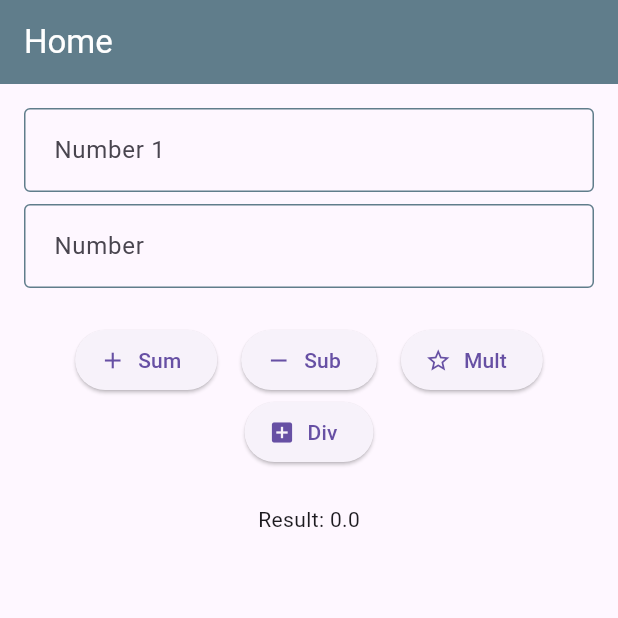
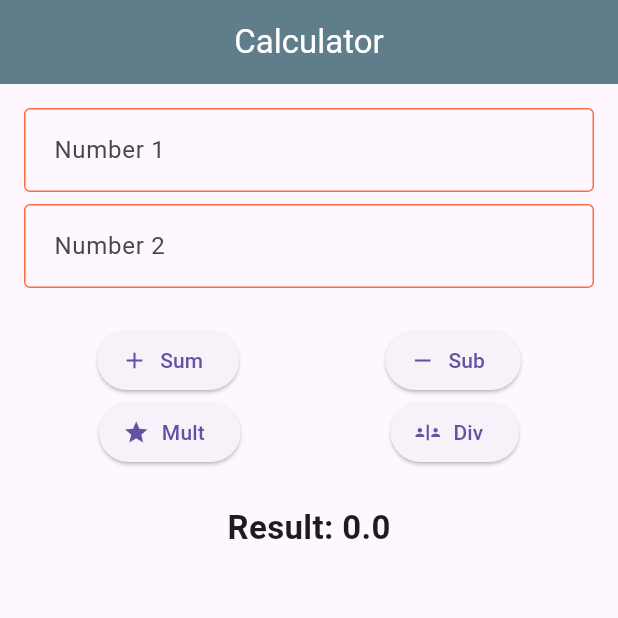
Before and after one commit to SohelRana-CSE/calculator, a Flutter app: the screen it shows after launch, after a tap on "Sum", on a phone screen of 412 x 824 dp, the top half of it. Run offline on Flutter 3.47's test engine with Material 3 defaults, Android fonts, the phone set to English and light mode, and no system bars.

Commit message:
final commit

```diff
--- a/lib/home_screen.dart
+++ b/lib/home_screen.dart
@@ -8,121 +8,136 @@ class HomeScreen extends StatefulWidget {
 }
 
 class _HomeScreenState extends State<HomeScreen> {
-  final TextEditingController _numoneTEcontroller = TextEditingController();
-  final TextEditingController _numtwoTEcontroller = TextEditingController();
-  double _result= 0.0;
+  final TextEditingController _numOneTEcontroller = TextEditingController();
+  final TextEditingController _numTwoTEcontroller = TextEditingController();
+  double _result = 0.0;
 
   @override
   Widget build(BuildContext context) {
     return Scaffold(
       appBar: AppBar(
-        title: const Text('Home'),
-        //backgroundColor: Colors.blueGrey,
+        title: Center(child: const Text('Calculator')),
       ),
+
       body: Padding(
         padding: const EdgeInsets.all(16.0),
+        child: Center(
           child: Column(
             children: [
               TextField(
-              controller: _numoneTEcontroller,
+                controller: _numOneTEcontroller,
                 decoration: const InputDecoration(
                   hintText: 'Number 1',
-                label: Text('Number 1'),
+                  labelText: 'Number 1',
                 ),
                 keyboardType: TextInputType.number,
               ),
-            const SizedBox(height: 8,),
+              const SizedBox(
+                height: 8,
+              ),
               TextField(
-              controller: _numtwoTEcontroller,
+                controller: _numTwoTEcontroller,
                 decoration: const InputDecoration(
                   hintText: 'Number 2',
-                label: Text('Number '),
-
+                  labelText: 'Number 2'
                 ),
                 keyboardType: TextInputType.number,
               ),
+
+
               const SizedBox(height: 24,),
+
+
               Wrap(
                 spacing: 16,
                 alignment: WrapAlignment.center,
                 children: [
-                ElevatedButton.icon(onPressed: (){
-                  _add();
-                }, icon:
-                const Icon(Icons.add),
-                  label: const Text('Sum'),),
-
-                ElevatedButton.icon(onPressed: (){
-                  _sub();
-                }, icon:
-                const Icon(Icons.remove),
-                  label: const Text('Sub'),),
-
-                ElevatedButton.icon(onPressed: (){
-                  _mult();
-                }, icon:
-                const Icon(Icons.star_border_outlined),
-                  label: const Text('Mult'),),
-
-                ElevatedButton.icon(onPressed: (){
-                  _div();
-                }, icon:
-                const Icon(Icons.add_box),
-                  label: const Text('Div'),),
-
+                  Row(
+                    mainAxisAlignment: MainAxisAlignment.spaceAround,
+                    children: [
+                      ElevatedButton.icon(
+                        onPressed: _add,
+                        icon: const Icon(Icons.add),
+                        label: const Text('Sum'),
+                      ),
+                      ElevatedButton.icon(
+                        onPressed: _sub,
+                        icon: const Icon(Icons.remove),
+                        label: const Text('Sub'),
+                      ),
                     ],
                   ),
-            const SizedBox(height: 24,),
-            Text('Result: $_result')
-
+                  Row(
+                    mainAxisAlignment: MainAxisAlignment.spaceAround,
+                    children: [
+                      ElevatedButton.icon(
+                        // onPressed: () {
+                        //   _mult();
+                        // },
+                        onPressed: _mult,
+                        icon: const Icon(Icons.star),
+                        label: const Text('Mult'),
+                      ),
+                      ElevatedButton.icon(
+                        onPressed: _div,
+                        icon: const Icon(Icons.safety_divider),
+                        label: const Text('Div'),
+                      ),
                     ],
+                  ),
+                ],
+              ),
+              const SizedBox(
+                height: 24,
+              ),
+              Text('Result: $_result', style: TextStyle(fontWeight: FontWeight.bold, fontSize: 22),)
+            ],
+          ),
         ),
       ),
     );
   }
 
-  void _add(){
-    double numberOne= double.tryParse(_numoneTEcontroller.text) ?? 0;
-    double numberTwo= double.tryParse(_numtwoTEcontroller.text) ?? 0;
+  void _add() {
+    double numberOne = double.tryParse(_numOneTEcontroller.text) ?? 0;
+    double numberTwo = double.tryParse(_numTwoTEcontroller.text) ?? 0;
 
-    _result= numberOne+numberTwo;
-    setState(() {
-
-    });
-  }
-  void _sub(){
-    double numberOne= double.tryParse(_numoneTEcontroller.text) ?? 0;
-    double numberTwo= double.tryParse(_numtwoTEcontroller.text) ?? 0;
-
-    _result= numberOne-numberTwo;
-    setState(() {
-
-    });
-  }
-  void _mult(){
-    double numberOne= double.tryParse(_numoneTEcontroller.text) ?? 0;
-    double numberTwo= double.tryParse(_numtwoTEcontroller.text) ?? 0;
-
-    _result= numberOne*numberTwo;
-    setState(() {
-
-    });
-  }
-  void _div(){
-    double numberOne= double.tryParse(_numoneTEcontroller.text) ?? 0;
-    double numberTwo= double.tryParse(_numtwoTEcontroller.text) ?? 0;
-
-    _result= numberOne/numberTwo;
-    setState(() {
-
-    });
+    _result = numberOne + numberTwo;
+    setState(() {});
   }
 
+  void _sub() {
+    double numberOne = double.tryParse(_numOneTEcontroller.text) ?? 0;
+    double numberTwo = double.tryParse(_numTwoTEcontroller.text) ?? 0;
+
+    _result = numberOne - numberTwo;
+    setState(() {});
+  }
+
+  void _mult() {
+    double numberOne = double.tryParse(_numOneTEcontroller.text) ?? 0;
+    double numberTwo = double.tryParse(_numTwoTEcontroller.text) ?? 0;
+
+    _result = numberOne * numberTwo;
+    setState(() {});
+  }
+
+  void _div() {
+    double numberOne = double.tryParse(_numOneTEcontroller.text) ?? 0;
+    double numberTwo = double.tryParse(_numTwoTEcontroller.text) ?? 0;
+
+    //this is use when we need to clear the input from the textField
+    // _numOneTEcontroller.clear();
+    // _numTwoTEcontroller.clear();
+
+    _result = numberOne / numberTwo;
+    setState(() {});
+  }
 
   @override
   void dispose() {
-    _numoneTEcontroller.dispose();
-    _numtwoTEcontroller.dispose();
+    _numOneTEcontroller.dispose();
+    _numTwoTEcontroller.dispose();
     // TODO: implement dispose
     super.dispose();
   }
--- a/lib/main.dart
+++ b/lib/main.dart
@@ -24,11 +24,11 @@ class CalculatorApp extends StatelessWidget {
                   borderSide: BorderSide(color: Colors.blueGrey)
               ),
               focusedBorder: OutlineInputBorder(
-                  borderSide: BorderSide(color: Colors.blueGrey)
+                  borderSide: BorderSide(color: Colors.blue)
 
               ),
               enabledBorder: OutlineInputBorder(
-                  borderSide: BorderSide(color: Colors.blueGrey)
+                  borderSide: BorderSide(color: Colors.deepOrangeAccent)
 
               ),
               errorBorder: OutlineInputBorder(
```
Also changed, not shown: pubspec.lock, 1 other file. Lines whose indentation alone changed are shown as unchanged.
